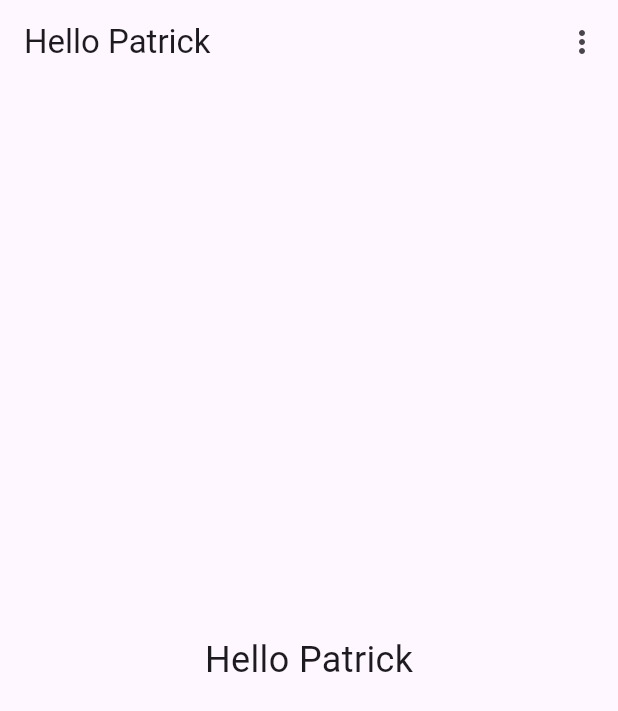
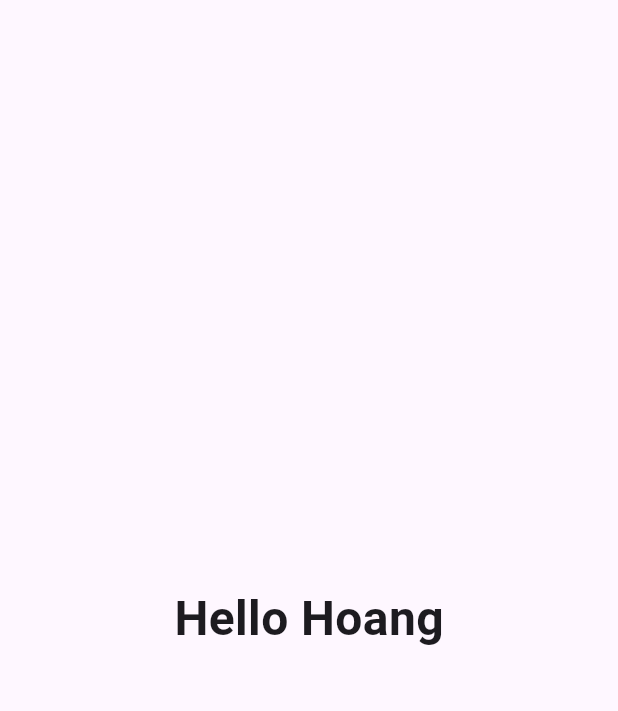
Before and after one commit to truongdothienhoang/flutter-build-demo, a Flutter app: the screen it shows after launch, on a phone screen of 412 x 824 dp. Shown: the top 711 px of the screen. Run offline on Flutter 3.47's test engine with Material 3 defaults, Android fonts, the phone set to English and light mode, and no system bars.

Commit message:
Update lib/main.dart via API

```diff
--- a/lib/main.dart
+++ b/lib/main.dart
@@ -11,28 +11,10 @@ class MyApp extends StatelessWidget {
   Widget build(BuildContext context) {
     return MaterialApp(
       home: Scaffold(
-        appBar: AppBar(
-          title: Text('Hello Patrick'),
-          actions: [
-            PopupMenuButton<String>(
-              onSelected: (String value) {
-                // Handle menu selection
-              },
-              itemBuilder: (BuildContext context) {
-                return {'New', 'Shop'}.map((String choice) {
-                  return PopupMenuItem<String>(
-                    value: choice,
-                    child: Text(choice),
-                  );
-                }).toList();
-              },
-            ),
-          ],
-        ),
         body: Center(
           child: Text(
-            'Hello Patrick',
-            style: TextStyle(fontSize: 24),
+            'Hello Hoang',
+            style: TextStyle(fontSize: 32, fontWeight: FontWeight.bold),
           ),
         ),
       ),
```
